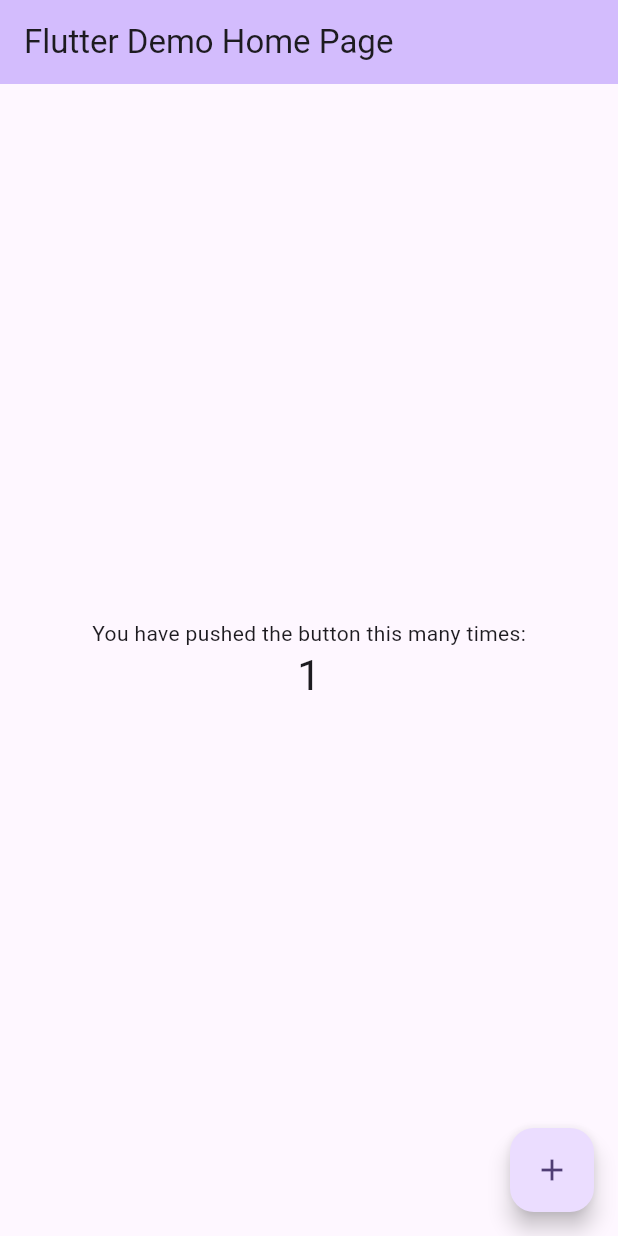
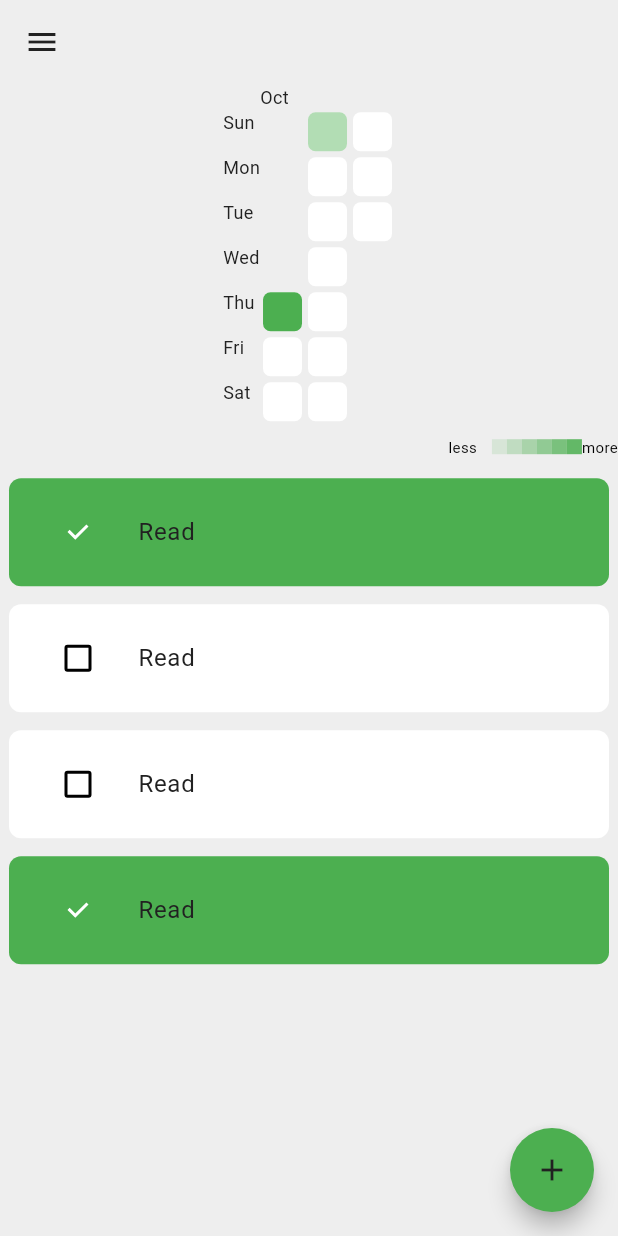
Before and after one commit to Eznira/habit_tracker, a Flutter app: the screen it shows after launch, after a tap on the "add" icon, on a phone screen of 412 x 824 dp. Run offline on Flutter 3.47's test engine with Material 3 defaults, Android fonts, the phone set to English and light mode, and no system bars; drawn by our look-alikes of flutter_heatmap_calendar, flutter_slidable; our stand-ins replace isar; accounts and stored records are empty.

Commit message:
Implemented UI.

```diff
--- /dev/null
+++ b/lib/components/habit_tile.dart
@@ -0,0 +1,73 @@
+import 'package:flutter/material.dart';
+import 'package:flutter_slidable/flutter_slidable.dart';
+
+class HabitTile extends StatelessWidget {
+  HabitTile({
+    super.key,
+    required this.habitName,
+    required this.onCompleted,
+    required this.onChanged,
+    required this.deleteHabit,
+    required this.editHabit,
+  });
+
+  final String habitName;
+  bool onCompleted;
+  final void Function(bool?)? onChanged;
+  final void Function(BuildContext)? editHabit;
+  final void Function(BuildContext)? deleteHabit;
+
+  @override
+  Widget build(BuildContext context) {
+    return GestureDetector(
+      onTap: () => onChanged!(onCompleted),
+      child: Padding(
+        padding: const EdgeInsets.symmetric(vertical: 6, horizontal: 6),
+        child: Slidable(
+          endActionPane: ActionPane(
+            motion: const ScrollMotion(),
+            children: [
+              SlidableAction(
+                onPressed: editHabit,
+                backgroundColor: Colors.green,
+                foregroundColor: Colors.black,
+                icon: Icons.edit,
+                label: 'Edit',
+                borderRadius: BorderRadius.circular(12),
+              ),
+              SlidableAction(
+                onPressed: deleteHabit,
+                backgroundColor: Colors.red,
+                foregroundColor: Colors.black,
+                icon: Icons.delete,
+                label: 'Delete',
+                borderRadius: BorderRadius.circular(12),
+              ),
+            ],
+          ),
+          child: Container(
+            decoration: BoxDecoration(
+                borderRadius: BorderRadius.circular(8),
+                color: onCompleted
+                    ? Colors.green
+                    : Theme.of(context).colorScheme.primary),
+            padding: const EdgeInsets.symmetric(vertical: 8, horizontal: 6),
+            child: ListTile(
+              title: Text(
+                habitName,
+                style: TextStyle(
+                  color: Theme.of(context).colorScheme.inversePrimary,
+                ),
+              ),
+              leading: Checkbox(
+                activeColor: Colors.green,
+                value: onCompleted,
+                onChanged: onChanged,
+              ),
+            ),
+          ),
+        ),
+      ),
+    );
+  }
+}
--- a/lib/main.dart
+++ b/lib/main.dart
@@ -1,7 +1,17 @@
 import 'package:flutter/material.dart';
+import 'package:habit_tracker/themes/theme_provider.dart';
+import 'package:habit_tracker/themes/themes.dart';
+import 'package:provider/provider.dart';
+
+import 'screens/home.dart';
 
 void main() {
-  runApp(const MyApp());
+  runApp(
+    ChangeNotifierProvider(
+      create: (BuildContext context) => ThemeProvider(),
+      child: const MyApp(),
+    ),
+  );
 }
 
 class MyApp extends StatelessWidget {
@@ -12,114 +22,9 @@ class MyApp extends StatelessWidget {
   Widget build(BuildContext context) {
     return MaterialApp(
       title: 'Flutter Demo',
-      theme: ThemeData(
-        // This is the theme of your application.
-        //
-        // TRY THIS: Try running your application with "flutter run". You'll see
-        // the application has a purple toolbar. Then, without quitting the app,
-        // try changing the seedColor in the colorScheme below to Colors.green
-        // and then invoke "hot reload" (save your changes or press the "hot
-        // reload" button in a Flutter-supported IDE, or press "r" if you used
-        // the command line to start the app).
-        //
-        // Notice that the counter didn't reset back to zero; the application
-        // state is not lost during the reload. To reset the state, use hot
-        // restart instead.
-        //
-        // This works for code too, not just values: Most code changes can be
-        // tested with just a hot reload.
-        colorScheme: ColorScheme.fromSeed(seedColor: Colors.deepPurple),
-        useMaterial3: true,
-      ),
-      home: const MyHomePage(title: 'Flutter Demo Home Page'),
+      darkTheme: darkMode,
+      theme: Provider.of<ThemeProvider>(context).currentTheme,
+      home: const Home(),
     );
   }
 }
-
-class MyHomePage extends StatefulWidget {
-  const MyHomePage({super.key, required this.title});
-
-  // This widget is the home page of your application. It is stateful, meaning
-  // that it has a State object (defined below) that contains fields that affect
-  // how it looks.
-
-  // This class is the configuration for the state. It holds the values (in this
-  // case the title) provided by the parent (in this case the App widget) and
-  // used by the build method of the State. Fields in a Widget subclass are
-  // always marked "final".
-
-  final String title;
-
-  @override
-  State<MyHomePage> createState() => _MyHomePageState();
-}
-
-class _MyHomePageState extends State<MyHomePage> {
-  int _counter = 0;
-
-  void _incrementCounter() {
-    setState(() {
-      // This call to setState tells the Flutter framework that something has
-      // changed in this State, which causes it to rerun the build method below
-      // so that the display can reflect the updated values. If we changed
-      // _counter without calling setState(), then the build method would not be
-      // called again, and so nothing would appear to happen.
-      _counter++;
-    });
-  }
-
-  @override
-  Widget build(BuildContext context) {
-    // This method is rerun every time setState is called, for instance as done
-    // by the _incrementCounter method above.
-    //
-    // The Flutter framework has been optimized to make rerunning build methods
-    // fast, so that you can just rebuild anything that needs updating rather
-    // than having to individually change instances of widgets.
-    return Scaffold(
-      appBar: AppBar(
-        // TRY THIS: Try changing the color here to a specific color (to
-        // Colors.amber, perhaps?) and trigger a hot reload to see the AppBar
-        // change color while the other colors stay the same.
-        backgroundColor: Theme.of(context).colorScheme.inversePrimary,
-        // Here we take the value from the MyHomePage object that was created by
-        // the App.build method, and use it to set our appbar title.
-        title: Text(widget.title),
-      ),
-      body: Center(
-        // Center is a layout widget. It takes a single child and positions it
-        // in the middle of the parent.
-        child: Column(
-          // Column is also a layout widget. It takes a list of children and
-          // arranges them vertically. By default, it sizes itself to fit its
-          // children horizontally, and tries to be as tall as its parent.
-          //
-          // Column has various properties to control how it sizes itself and
-          // how it positions its children. Here we use mainAxisAlignment to
-          // center the children vertically; the main axis here is the vertical
-          // axis because Columns are vertical (the cross axis would be
-          // horizontal).
-          //
-          // TRY THIS: Invoke "debug painting" (choose the "Toggle Debug Paint"
-          // action in the IDE, or press "p" in the console), to see the
-          // wireframe for each widget.
-          mainAxisAlignment: MainAxisAlignment.center,
-          children: <Widget>[
-            const Text(
-              'You have pushed the button this many times:',
-            ),
-            Text(
-              '$_counter',
-              style: Theme.of(context).textTheme.headlineMedium,
-            ),
-          ],
-        ),
-      ),
-      floatingActionButton: FloatingActionButton(
-        onPressed: _incrementCounter,
-        tooltip: 'Increment',
-        child: const Icon(Icons.add),
-      ), // This trailing comma makes auto-formatting nicer for build methods.
-    );
-  }
-}
--- /dev/null
+++ b/lib/models/habit.dart
@@ -0,0 +1,17 @@
+import 'package:isar/isar.dart';
+
+//part 'habit.g.dart';
+
+//@collection
+class Habit {
+  // id
+  int id = Isar.autoIncrement;
+
+  // habit name
+  late String habitName;
+
+  late List<DateTime> completedDays;
+  // DateTime(),
+  // DateTime(),
+  // DateTime(),
+}
--- /dev/null
+++ b/lib/models/settings.dart
@@ -0,0 +1,12 @@
+import 'package:isar/isar.dart';
+
+//part 'settings.g.dart';
+
+//@collection
+class Settings {
+  // id
+  int id = Isar.autoIncrement;
+
+  // first launched date
+  late String initLaunchedDay;
+}
--- /dev/null
+++ b/lib/screens/home.dart
@@ -0,0 +1,104 @@
+import 'package:flutter/cupertino.dart';
+import 'package:flutter/material.dart';
+import 'package:flutter_heatmap_calendar/flutter_heatmap_calendar.dart';
+import 'package:habit_tracker/themes/theme_provider.dart';
+import 'package:provider/provider.dart';
+
+import '../components/habit_tile.dart';
+
+class Home extends StatelessWidget {
+  const Home({super.key});
+
+  void addNewHabit() {
+    //Todo: implement adding new habits to db and rebuild UI.
+  }
+
+  @override
+  Widget build(BuildContext context) {
+    return Scaffold(
+      backgroundColor: Theme.of(context).colorScheme.surface,
+      appBar: AppBar(
+        backgroundColor: Colors.transparent,
+        iconTheme:
+            IconThemeData(color: Theme.of(context).colorScheme.inversePrimary),
+      ),
+      drawer: Drawer(
+        child: CupertinoSwitch(
+          value: !Provider.of<ThemeProvider>(context).isLightMode,
+          onChanged: (value) =>
+              Provider.of<ThemeProvider>(context, listen: false).toggleTheme(),
+          activeColor: Colors.green,
+        ),
+      ),
+      floatingActionButton: FloatingActionButton(
+        shape: const CircleBorder(),
+        onPressed: addNewHabit,
+        backgroundColor: Colors.green,
+        child: Icon(
+          Icons.add,
+          color: Theme.of(context).colorScheme.inversePrimary,
+        ),
+      ),
+      body: SafeArea(
+        child: Column(
+          children: [
+            HeatMap(
+              datasets: {
+                DateTime(2024, 10, 13): 3,
+                DateTime(2024, 10, 15): 2,
+                DateTime(2024, 10, 16): 5,
+                DateTime(2024, 10, 17): 7,
+                DateTime(2024, 10, 20): 3,
+              },
+              startDate: DateTime.now(),
+              endDate: DateTime.now().add(const Duration(days: 12)),
+              colorMode: ColorMode.opacity,
+              showText: false,
+              scrollable: true,
+              textColor: Theme.of(context).colorScheme.inversePrimary,
+              defaultColor: Theme.of(context).colorScheme.primary,
+              size: 26,
+              colorsets: const {
+                1: Colors.green,
+              },
+            ),
+            Expanded(
+              child: ListView(
+                children: [
+                  HabitTile(
+                    habitName: 'Read',
+                    onCompleted: true,
+                    onChanged: (value) {},
+                    deleteHabit: (context) {},
+                    editHabit: (context) {},
+                  ),
+                  HabitTile(
+                    habitName: 'Read',
+                    onCompleted: false,
+                    onChanged: (value) {},
+                    deleteHabit: (context) {},
+                    editHabit: (context) {},
+                  ),
+                  HabitTile(
+                    habitName: 'Read',
+                    onCompleted: false,
+                    onChanged: (value) {},
+                    deleteHabit: (context) {},
+                    editHabit: (context) {},
+                  ),
+                  HabitTile(
+                    habitName: 'Read',
+                    onCompleted: true,
+                    onChanged: (value) {},
+                    deleteHabit: (context) {},
+                    editHabit: (context) {},
+                  ),
+                ],
+              ),
+            ),
+          ],
+        ),
+      ),
+    );
+  }
+}
--- /dev/null
+++ b/lib/themes/theme_provider.dart
@@ -0,0 +1,19 @@
+import 'package:flutter/material.dart';
+import 'package:habit_tracker/themes/themes.dart';
+
+class ThemeProvider extends ChangeNotifier {
+  ThemeData _currentTheme = lightMode;
+
+  ThemeData get currentTheme => _currentTheme;
+
+  bool get isLightMode => _currentTheme == lightMode;
+
+  void toggleTheme() {
+    if (_currentTheme == lightMode) {
+      _currentTheme = darkMode;
+    } else {
+      _currentTheme = lightMode;
+    }
+    notifyListeners();
+  }
+}
--- /dev/null
+++ b/lib/themes/themes.dart
@@ -0,0 +1,25 @@
+import 'package:flutter/material.dart';
+
+// light mode
+ThemeData lightMode = ThemeData(
+  colorScheme: ColorScheme.light(
+    surface: Colors.grey.shade200,
+    primary: Colors.white,
+    secondary: Colors.grey.shade200,
+    inversePrimary: Colors.grey.shade900,
+    tertiary: Colors.white,
+  ),
+  useMaterial3: true,
+);
+
+// dark mode
+ThemeData darkMode = ThemeData(
+  colorScheme: ColorScheme.light(
+    surface: Colors.grey.shade900,
+    primary: Colors.grey.shade700,
+    secondary: Colors.grey.shade700,
+    inversePrimary: Colors.grey.shade200,
+    tertiary: Colors.white,
+  ),
+  useMaterial3: true,
+);
```
Also changed, not shown: pubspec.yaml (+8 -0 lines), lib/data/database.dart (added), pubspec.lock, 5 other files.
